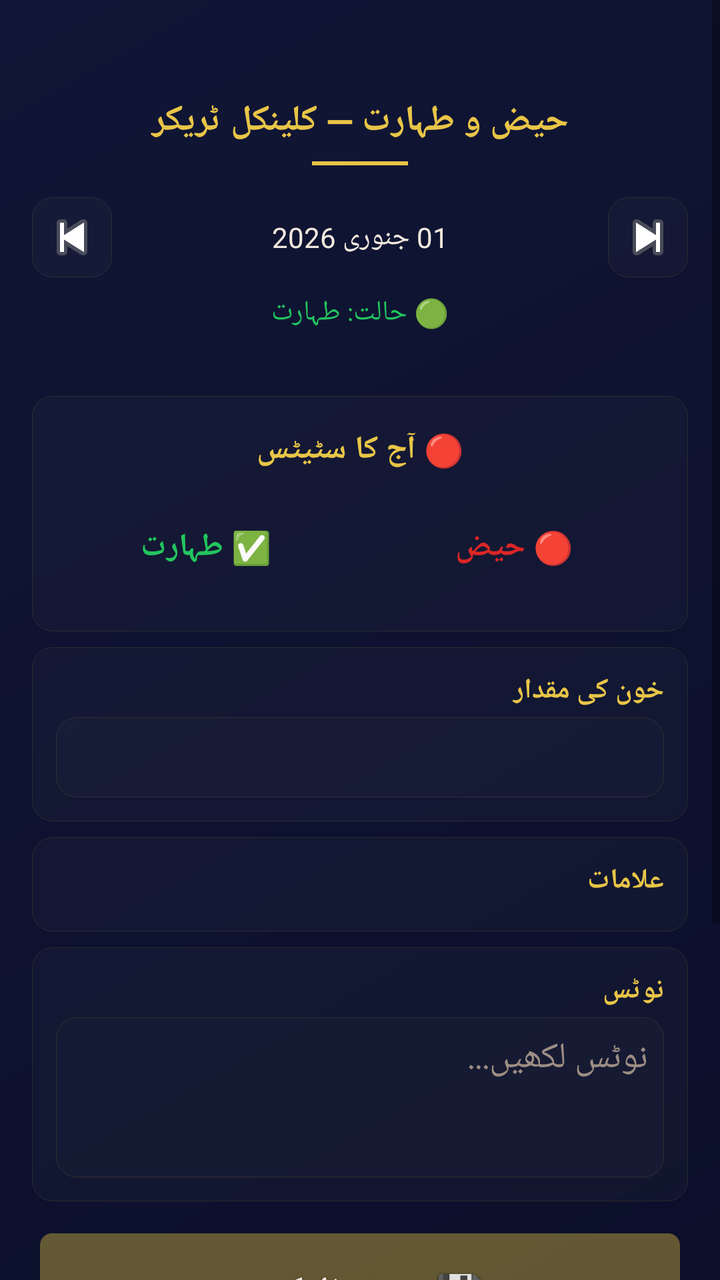
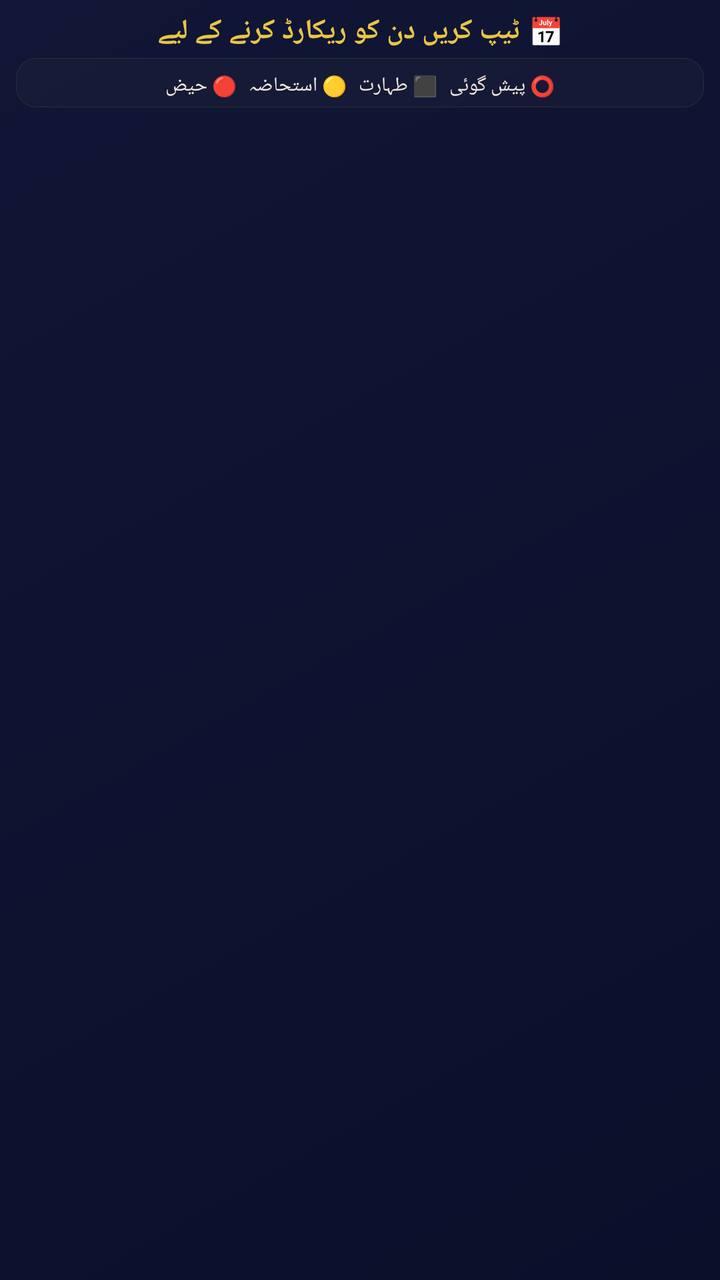

The first picture is an Android layout as it rendered before a commit; the second is the same layout after the commit. The layout source and the unified diff follow.
<!-- AndroidManifest.xml: activity theme Theme.App.EmeraldDusk.Dark -->
<!-- res/layout/activity_haidh_tracker.xml -->
<?xml version="1.0" encoding="utf-8"?>
<ScrollView xmlns:android="http://schemas.android.com/apk/res/android"
    android:id="@+id/haidhScrollRoot"
    android:layout_width="match_parent"
    android:layout_height="match_parent"
    android:background="@drawable/background_gradient"
    android:fillViewport="true">

    <LinearLayout
        android:layout_width="match_parent"
        android:layout_height="wrap_content"
        android:orientation="vertical"
        android:paddingHorizontal="16dp"
        android:paddingBottom="32dp">

        
        <LinearLayout
            android:layout_width="match_parent"
            android:layout_height="wrap_content"
            android:orientation="vertical"
            android:paddingTop="48dp"
            android:paddingBottom="4dp">

            <TextView
                android:layout_width="match_parent"
                android:layout_height="wrap_content"
                android:text="حیض و طہارت — کلینکل ٹریکر"
                android:textSize="18sp"
                android:textColor="@color/primaryGold"
                android:textStyle="bold"
                android:gravity="center"
                android:fontFamily="sans-serif" />

            <View
                android:layout_width="48dp"
                android:layout_height="2dp"
                android:layout_marginTop="8dp"
                android:layout_gravity="center"
                android:background="@color/primaryGold" />
        </LinearLayout>

        
        <LinearLayout
            android:layout_width="match_parent"
            android:layout_height="wrap_content"
            android:orientation="horizontal"
            android:gravity="center"
            android:layout_marginTop="12dp">

            <ImageButton
                android:id="@+id/haidhPrevDay"
                android:layout_width="40dp"
                android:layout_height="40dp"
                android:background="@drawable/rounded_bg"
                android:src="@android:drawable/ic_media_previous"
                android:contentDescription="پچھلا دن" />

            <TextView
                android:id="@+id/haidhDateNav"
                android:layout_width="0dp"
                android:layout_height="wrap_content"
                android:layout_weight="1"
                android:text="01 جنوری 2026"
                android:textSize="14sp"
                android:textColor="@color/lightNeutral"
                android:gravity="center"
                android:fontFamily="sans-serif" />

            <ImageButton
                android:id="@+id/haidhNextDay"
                android:layout_width="40dp"
                android:layout_height="40dp"
                android:background="@drawable/rounded_bg"
                android:src="@android:drawable/ic_media_next"
                android:contentDescription="اگلا دن" />
        </LinearLayout>

        
        <TextView
            android:id="@+id/haidhStatusDisplay"
            android:layout_width="match_parent"
            android:layout_height="wrap_content"
            android:layout_marginTop="8dp"
            android:text="🟢 حالت: طہارت"
            android:textSize="14sp"
            android:textColor="@color/tuhrGreen"
            android:gravity="center"
            android:fontFamily="sans-serif" />

        
        <TextView
            android:id="@+id/haidhQadaDisplay"
            android:layout_width="match_parent"
            android:layout_height="wrap_content"
            android:layout_marginTop="4dp"
            android:text=""
            android:textSize="12sp"
            android:textColor="@color/mutedGold"
            android:gravity="center"
            android:fontFamily="sans-serif" />

        
        <LinearLayout
            android:layout_width="match_parent"
            android:layout_height="wrap_content"
            android:orientation="vertical"
            android:background="@drawable/rounded_bg"
            android:padding="16dp"
            android:layout_marginTop="12dp">

            <TextView
                android:layout_width="match_parent"
                android:layout_height="wrap_content"
                android:text="🔴 آج کا سٹیٹس"
                android:textSize="16sp"
                android:textColor="@color/primaryGold"
                android:textStyle="bold"
                android:gravity="center"
                android:fontFamily="sans-serif" />

            <RadioGroup
                android:layout_width="match_parent"
                android:layout_height="wrap_content"
                android:orientation="horizontal"
                android:layout_marginTop="12dp"
                android:gravity="center">

                <RadioButton
                    android:id="@+id/haidhStatusTuhr"
                    android:layout_width="0dp"
                    android:layout_height="52dp"
                    android:layout_weight="1"
                    android:layout_marginRight="6dp"
                    android:text="✅ طہارت"
                    android:textSize="16sp"
                    android:textColor="@color/tuhrGreen"
                    android:gravity="center"
                    android:button="@null"
                    android:background="@drawable/chip_unselected"
                    android:padding="8dp"
                    android:textStyle="bold"
                    android:fontFamily="sans-serif" />

                <RadioButton
                    android:id="@+id/haidhStatusHaidh"
                    android:layout_width="0dp"
                    android:layout_height="52dp"
                    android:layout_weight="1"
                    android:layout_marginLeft="6dp"
                    android:text="🔴 حیض"
                    android:textSize="16sp"
                    android:textColor="@color/haidhRed"
                    android:gravity="center"
                    android:button="@null"
                    android:background="@drawable/chip_unselected"
                    android:padding="8dp"
                    android:textStyle="bold"
                    android:fontFamily="sans-serif" />

            </RadioGroup>
        </LinearLayout>

        
        <LinearLayout
            android:layout_width="match_parent"
            android:layout_height="wrap_content"
            android:orientation="vertical"
            android:background="@drawable/rounded_bg"
            android:padding="12dp"
            android:layout_marginTop="8dp">

            <TextView
                android:layout_width="match_parent"
                android:layout_height="wrap_content"
                android:text="خون کی مقدار"
                android:textSize="14sp"
                android:textColor="@color/primaryGold"
                android:textStyle="bold"
                android:fontFamily="sans-serif" />

            <Spinner
                android:id="@+id/haidhFlowSpinner"
                android:layout_width="match_parent"
                android:layout_height="40dp"
                android:layout_marginTop="4dp"
                android:background="@drawable/rounded_bg" />
        </LinearLayout>

        
        <LinearLayout
            android:layout_width="match_parent"
            android:layout_height="wrap_content"
            android:orientation="vertical"
            android:background="@drawable/rounded_bg"
            android:padding="12dp"
            android:layout_marginTop="8dp">

            <TextView
                android:layout_width="match_parent"
                android:layout_height="wrap_content"
                android:text="علامات"
                android:textSize="14sp"
                android:textColor="@color/primaryGold"
                android:textStyle="bold"
                android:fontFamily="sans-serif" />

            <LinearLayout
                android:id="@+id/haidhSymptoms"
                android:layout_width="match_parent"
                android:layout_height="wrap_content"
                android:orientation="vertical"
                android:layout_marginTop="4dp" />
        </LinearLayout>

        
        <LinearLayout
            android:layout_width="match_parent"
            android:layout_height="wrap_content"
            android:orientation="vertical"
            android:background="@drawable/rounded_bg"
            android:padding="12dp"
            android:layout_marginTop="8dp">

            <TextView
                android:layout_width="match_parent"
                android:layout_height="wrap_content"
                android:text="نوٹس"
                android:textSize="14sp"
                android:textColor="@color/primaryGold"
                android:textStyle="bold"
                android:fontFamily="sans-serif" />

            <EditText
                android:id="@+id/haidhNotes"
                android:layout_width="match_parent"
                android:layout_height="80dp"
                android:layout_marginTop="4dp"
                android:background="@drawable/rounded_bg"
                android:padding="8dp"
                android:textColor="@color/lightNeutral"
                android:textColorHint="@color/scoreNeutral"
                android:hint="نوٹس لکھیں..."
                android:fontFamily="sans-serif"
                android:gravity="top" />
        </LinearLayout>

        
        <Button
            android:id="@+id/haidhSaveBtn"
            android:layout_width="match_parent"
            android:layout_height="60dp"
            android:layout_marginTop="16dp"
            android:layout_marginHorizontal="4dp"
            android:text="💾 محفوظ کریں"
            android:textSize="19sp"
            android:textStyle="bold"
            android:textColor="@color/lightNeutral"
            android:background="@drawable/chip_selected"
            android:elevation="6dp"
            android:shadowColor="#000000"
            android:shadowDx="0"
            android:shadowDy="2"
            android:shadowRadius="4"
            android:fontFamily="sans-serif" />

        
        <LinearLayout
            android:layout_width="match_parent"
            android:layout_height="wrap_content"
            android:orientation="vertical"
            android:background="@drawable/rounded_bg"
            android:padding="12dp"
            android:layout_marginTop="12dp">

            <TextView
                android:layout_width="match_parent"
                android:layout_height="wrap_content"
                android:text="فقہی احکام"
                android:textSize="14sp"
                android:textColor="@color/primaryGold"
                android:textStyle="bold"
                android:fontFamily="sans-serif" />

            <TextView
                android:id="@+id/haidhFiqhDisplay"
                android:layout_width="match_parent"
                android:layout_height="wrap_content"
                android:layout_marginTop="4dp"
                android:text=""
                android:textSize="12sp"
                android:textColor="@color/lightNeutral"
                android:lineSpacingExtra="3dp"
                android:fontFamily="sans-serif" />
        </LinearLayout>


        
        <LinearLayout
            android:layout_width="match_parent"
            android:layout_height="wrap_content"
            android:orientation="vertical"
            android:background="@drawable/rounded_bg"
            android:padding="12dp"
            android:layout_marginTop="12dp">

            <TextView
                android:layout_width="match_parent"
                android:layout_height="wrap_content"
                android:text="سائیکل کیلنڈر"
                android:textSize="14sp"
                android:textColor="@color/primaryGold"
                android:textStyle="bold"
                android:fontFamily="sans-serif" />

            <LinearLayout
                android:layout_width="match_parent"
                android:layout_height="wrap_content"
                android:orientation="horizontal"
                android:gravity="center"
                android:layout_marginTop="4dp">

                <ImageButton
                    android:id="@+id/haidhPrevMonth"
                    android:layout_width="36dp"
                    android:layout_height="36dp"
                    android:background="@drawable/rounded_bg"
                    android:src="@android:drawable/ic_media_previous"
                    android:contentDescription="پچھلا مہینہ"
                    android:scaleType="centerInside" />

                <TextView
                    android:id="@+id/haidhMonthLabel"
                    android:layout_width="0dp"
                    android:layout_height="wrap_content"
                    android:layout_weight="1"
                    android:text=""
                    android:textSize="13sp"
                    android:textColor="@color/lightNeutral"
                    android:gravity="center"
                    android:fontFamily="sans-serif" />

                <ImageButton
                    android:id="@+id/haidhNextMonth"
                    android:layout_width="36dp"
                    android:layout_height="36dp"
                    android:background="@drawable/rounded_bg"
                    android:src="@android:drawable/ic_media_next"
                    android:contentDescription="اگلا مہینہ"
                    android:scaleType="centerInside" />
            </LinearLayout>

            <GridLayout
                android:id="@+id/haidhCalendarGrid"
                android:layout_width="match_parent"
                android:layout_height="wrap_content"
                android:layout_marginTop="8dp" />
        </LinearLayout>

    </LinearLayout>
</ScrollView>
<!-- resources referenced by this layout -->
<resources>
  <color name="haidhRed">#DC2626</color>
  <color name="lightNeutral">#F2E9DD</color>
  <color name="mutedGold">#D4AF37</color>
  <color name="primaryGold">#E8C547</color>
  <color name="scoreNeutral">#9E8E84</color>
  <color name="tuhrGreen">#22C55E</color>
  <!-- drawable background_gradient (drawable) -->
  <?xml version="1.0" encoding="utf-8"?>
  <shape xmlns:android="http://schemas.android.com/apk/res/android">
      <gradient
          android:startColor="#0B0F2A"
          android:endColor="#111636"
          android:angle="135" />
  </shape>
  <!-- drawable chip_selected (drawable) -->
  <?xml version="1.0" encoding="utf-8"?>
  <shape xmlns:android="http://schemas.android.com/apk/res/android" android:shape="rectangle">
      <solid android:color="#66D4AF37" />
      <corners android:radius="6dp" />
  </shape>
  <!-- drawable chip_unselected (drawable) -->
  <?xml version="1.0" encoding="utf-8"?>
  <shape xmlns:android="http://schemas.android.com/apk/res/android" android:shape="rectangle">
      <solid android:color="#00000000" />
      <corners android:radius="6dp" />
  </shape>
  <!-- drawable rounded_bg (drawable) -->
  <?xml version="1.0" encoding="utf-8"?>
  <ripple xmlns:android="http://schemas.android.com/apk/res/android"
      android:color="#33D4AF37">
      <item>
          <shape android:shape="rectangle">
              <solid android:color="#332A2E42" />
              <stroke android:width="1px" android:color="#26D4AF37" />
              <corners android:radius="10dp" />
          </shape>
      </item>
  </ripple>
  <style name="Theme.App.EmeraldDusk.Dark" parent="Theme.MaterialComponents.DayNight.NoActionBar">
          <item name="colorPrimary">@color/primary_gold</item>
          <item name="colorOnPrimary">@color/background_base</item>
          <item name="colorPrimaryVariant">@color/muted_gold</item>
          <item name="colorSecondary">@color/accent_prayer_times</item>
          <item name="colorOnSecondary">@color/background_base</item>
          <item name="colorSecondaryVariant">@color/muted_gold</item>
  
          <item name="android:colorBackground">@color/background_base</item>
          <item name="colorSurface">@color/surface_card</item>
          <item name="colorOnBackground">@color/on_background_primary_text</item>
          <item name="colorOnSurface">@color/on_background_primary_text</item>
  
          <item name="colorError">@color/error_soft_red</item>
  
          <item name="android:statusBarColor">@color/background_base</item>
          <item name="android:navigationBarColor">@color/background_base</item>
          <item name="android:windowLightStatusBar" tools:targetApi="23">false</item>
          <item name="android:windowLightNavigationBar" tools:targetApi="27">false</item>
  
          
          <item name="android:activityOpenEnterAnimation">@anim/slide_in_right</item>
          <item name="android:activityOpenExitAnimation">@anim/fade_out</item>
          <item name="android:activityCloseEnterAnimation">@anim/fade_in</item>
          <item name="android:activityCloseExitAnimation">@anim/slide_out_left</item>
  
          
          <item name="android:colorEdgeEffect" tools:targetApi="31">@color/primary_gold</item>
          <item name="android:overScrollMode">ifContentScrolls</item>
      </style>
  <color name="primary_gold">#E8C547</color>
  <color name="background_base">#0B0F2A</color>
  <color name="muted_gold">#D4AF37</color>
  <color name="accent_prayer_times">#4FA8A0</color>
  <color name="surface_card">#12183A</color>
  <color name="on_background_primary_text">#FFFFFF</color>
  <color name="error_soft_red">#E0645A</color>
</resources>

<!-- the commit's change to res/layout/activity_haidh_tracker.xml (unified diff, before → after) -->
@@ -1,359 +1,85 @@
 <?xml version="1.0" encoding="utf-8"?>
 <ScrollView xmlns:android="http://schemas.android.com/apk/res/android"
-    android:id="@+id/haidhScrollRoot"
+    android:id="@+id/haidhFormScroll"
     android:layout_width="match_parent"
     android:layout_height="match_parent"
-    android:background="@drawable/background_gradient"
-    android:fillViewport="true">
+    android:background="@drawable/background_gradient">
 
     <LinearLayout
         android:layout_width="match_parent"
         android:layout_height="wrap_content"
         android:orientation="vertical"
-        android:paddingHorizontal="16dp"
-        android:paddingBottom="32dp">
+        android:paddingHorizontal="8dp"
+        android:paddingTop="6dp"
+        android:paddingBottom="8dp">
 
-        
-        <LinearLayout
+        <TextView
             android:layout_width="match_parent"
             android:layout_height="wrap_content"
-            android:orientation="vertical"
-            android:paddingTop="48dp"
-            android:paddingBottom="4dp">
-
-            <TextView
-                android:layout_width="match_parent"
-                android:layout_height="wrap_content"
-                android:text="حیض و طہارت — کلینکل ٹریکر"
-                android:textSize="18sp"
-                android:textColor="@color/primaryGold"
-                android:textStyle="bold"
-                android:gravity="center"
-                android:fontFamily="sans-serif" />
-
-            <View
-                android:layout_width="48dp"
-                android:layout_height="2dp"
-                android:layout_marginTop="8dp"
-                android:layout_gravity="center"
-                android:background="@color/primaryGold" />
-        </LinearLayout>
-
-        
-        <LinearLayout
-            android:layout_width="match_parent"
-            android:layout_height="wrap_content"
-            android:orientation="horizontal"
-            android:gravity="center"
-            android:layout_marginTop="12dp">
-
-            <ImageButton
-                android:id="@+id/haidhPrevDay"
-                android:layout_width="40dp"
-                android:layout_height="40dp"
-                android:background="@drawable/rounded_bg"
-                android:src="@android:drawable/ic_media_previous"
-                android:contentDescription="پچھلا دن" />
-
-            <TextView
-                android:id="@+id/haidhDateNav"
-                android:layout_width="0dp"
-                android:layout_height="wrap_content"
-                android:layout_weight="1"
-                android:text="01 جنوری 2026"
-                android:textSize="14sp"
-                android:textColor="@color/lightNeutral"
-                android:gravity="center"
-                android:fontFamily="sans-serif" />
-
-            <ImageButton
-                android:id="@+id/haidhNextDay"
-                android:layout_width="40dp"
-                android:layout_height="40dp"
-                android:background="@drawable/rounded_bg"
-                android:src="@android:drawable/ic_media_next"
-                android:contentDescription="اگلا دن" />
-        </LinearLayout>
-
-        
-        <TextView
-            android:id="@+id/haidhStatusDisplay"
-            android:layout_width="match_parent"
-            android:layout_height="wrap_content"
-            android:layout_marginTop="8dp"
-            android:text="🟢 حالت: طہارت"
+            android:text="📅 ٹیپ کریں دن کو ریکارڈ کرنے کے لیے"
             android:textSize="14sp"
-            android:textColor="@color/tuhrGreen"
+            android:textColor="@color/primaryGold"
+            android:textStyle="bold"
             android:gravity="center"
             android:fontFamily="sans-serif" />
 
-        
-        <TextView
-            android:id="@+id/haidhQadaDisplay"
-            android:layout_width="match_parent"
-            android:layout_height="wrap_content"
-            android:layout_marginTop="4dp"
-            android:text=""
-            android:textSize="12sp"
-            android:textColor="@color/mutedGold"
-            android:gravity="center"
-            android:fontFamily="sans-serif" />
-
-        
         <LinearLayout
+            android:id="@+id/continuousCalendarContainer"
             android:layout_width="match_parent"
             android:layout_height="wrap_content"
             android:orientation="vertical"
             android:background="@drawable/rounded_bg"
-            android:padding="16dp"
-            android:layout_marginTop="12dp">
+            android:padding="4dp"
+            android:layout_marginTop="4dp">
 
-            <TextView
+            <LinearLayout
+                android:id="@+id/continuousCalendarGrid"
                 android:layout_width="match_parent"
                 android:layout_height="wrap_content"
-                android:text="🔴 آج کا سٹیٹس"
-                android:textSize="16sp"
-                android:textColor="@color/primaryGold"
-                android:textStyle="bold"
-                android:gravity="center"
-                android:fontFamily="sans-serif" />
-
-            <RadioGroup
-                android:layout_width="match_parent"
-                android:layout_height="wrap_content"
-                android:orientation="horizontal"
-                android:layout_marginTop="12dp"
-                android:gravity="center">
-
-                <RadioButton
-                    android:id="@+id/haidhStatusTuhr"
-                    android:layout_width="0dp"
-                    android:layout_height="52dp"
-                    android:layout_weight="1"
-                    android:layout_marginRight="6dp"
-                    android:text="✅ طہارت"
-                    android:textSize="16sp"
-                    android:textColor="@color/tuhrGreen"
-                    android:gravity="center"
-                    android:button="@null"
-                    android:background="@drawable/chip_unselected"
-                    android:padding="8dp"
-                    android:textStyle="bold"
-                    android:fontFamily="sans-serif" />
-
-                <RadioButton
-                    android:id="@+id/haidhStatusHaidh"
-                    android:layout_width="0dp"
-                    android:layout_height="52dp"
-                    android:layout_weight="1"
-                    android:layout_marginLeft="6dp"
-                    android:text="🔴 حیض"
-                    android:textSize="16sp"
-                    android:textColor="@color/haidhRed"
-                    android:gravity="center"
-                    android:button="@null"
-                    android:background="@drawable/chip_unselected"
-                    android:padding="8dp"
-                    android:textStyle="bold"
-                    android:fontFamily="sans-serif" />
-
-            </RadioGroup>
-        </LinearLayout>
-
-        
-        <LinearLayout
-            android:layout_width="match_parent"
-            android:layout_height="wrap_content"
-            android:orientation="vertical"
-            android:background="@drawable/rounded_bg"
-            android:padding="12dp"
-            android:layout_marginTop="8dp">
-
-            <TextView
-                android:layout_width="match_parent"
-                android:layout_height="wrap_content"
-                android:text="خون کی مقدار"
-                android:textSize="14sp"
-                android:textColor="@color/primaryGold"
-                android:textStyle="bold"
-                android:fontFamily="sans-serif" />
-
-            <Spinner
-                android:id="@+id/haidhFlowSpinner"
-                android:layout_width="match_parent"
-                android:layout_height="40dp"
-                android:layout_marginTop="4dp"
-                android:background="@drawable/rounded_bg" />
-        </LinearLayout>
-
-        
-        <LinearLayout
-            android:layout_width="match_parent"
-            android:layout_height="wrap_content"
-            android:orientation="vertical"
-            android:background="@drawable/rounded_bg"
-            android:padding="12dp"
-            android:layout_marginTop="8dp">
-
-            <TextView
-                android:layout_width="match_parent"
-                android:layout_height="wrap_content"
-                android:text="علامات"
-                android:textSize="14sp"
-                android:textColor="@color/primaryGold"
-                android:textStyle="bold"
-                android:fontFamily="sans-serif" />
-
-            <LinearLayout
-                android:id="@+id/haidhSymptoms"
-                android:layout_width="match_parent"
-                android:layout_height="wrap_content"
-                android:orientation="vertical"
-                android:layout_marginTop="4dp" />
-        </LinearLayout>
-
-        
-        <LinearLayout
-            android:layout_width="match_parent"
-            android:layout_height="wrap_content"
-            android:orientation="vertical"
-            android:background="@drawable/rounded_bg"
-            android:padding="12dp"
-            android:layout_marginTop="8dp">
-
-            <TextView
-                android:layout_width="match_parent"
-                android:layout_height="wrap_content"
-                android:text="نوٹس"
-                android:textSize="14sp"
-                android:textColor="@color/primaryGold"
-                android:textStyle="bold"
-                android:fontFamily="sans-serif" />
-
-            <EditText
-                android:id="@+id/haidhNotes"
-                android:layout_width="match_parent"
-                android:layout_height="80dp"
-                android:layout_marginTop="4dp"
-                android:background="@drawable/rounded_bg"
-                android:padding="8dp"
-                android:textColor="@color/lightNeutral"
-                android:textColorHint="@color/scoreNeutral"
-                android:hint="نوٹس لکھیں..."
-                android:fontFamily="sans-serif"
-                android:gravity="top" />
-        </LinearLayout>
-
-        
-        <Button
-            android:id="@+id/haidhSaveBtn"
-            android:layout_width="match_parent"
-            android:layout_height="60dp"
-            android:layout_marginTop="16dp"
-            android:layout_marginHorizontal="4dp"
-            android:text="💾 محفوظ کریں"
-            android:textSize="19sp"
-            android:textStyle="bold"
-            android:textColor="@color/lightNeutral"
-            android:background="@drawable/chip_selected"
-            android:elevation="6dp"
-            android:shadowColor="#000000"
-            android:shadowDx="0"
-            android:shadowDy="2"
-            android:shadowRadius="4"
-            android:fontFamily="sans-serif" />
-
-        
-        <LinearLayout
-            android:layout_width="match_parent"
-            android:layout_height="wrap_content"
-            android:orientation="vertical"
-            android:background="@drawable/rounded_bg"
-            android:padding="12dp"
-            android:layout_marginTop="12dp">
-
-            <TextView
-                android:layout_width="match_parent"
-                android:layout_height="wrap_content"
-                android:text="فقہی احکام"
-                android:textSize="14sp"
-                android:textColor="@color/primaryGold"
-                android:textStyle="bold"
-                android:fontFamily="sans-serif" />
-
-            <TextView
-                android:id="@+id/haidhFiqhDisplay"
-                android:layout_width="match_parent"
-                android:layout_height="wrap_content"
-                android:layout_marginTop="4dp"
-                android:text=""
-                android:textSize="12sp"
-                android:textColor="@color/lightNeutral"
-                android:lineSpacingExtra="3dp"
-                android:fontFamily="sans-serif" />
-        </LinearLayout>
-
-
-        
-        <LinearLayout
-            android:layout_width="match_parent"
-            android:layout_height="wrap_content"
-            android:orientation="vertical"
-            android:background="@drawable/rounded_bg"
-            android:padding="12dp"
-            android:layout_marginTop="12dp">
-
-            <TextView
-                android:layout_width="match_parent"
-                android:layout_height="wrap_content"
-                android:text="سائیکل کیلنڈر"
-                android:textSize="14sp"
-                android:textColor="@color/primaryGold"
-                android:textStyle="bold"
-                android:fontFamily="sans-serif" />
+                android:orientation="vertical" />
 
             <LinearLayout
                 android:layout_width="match_parent"
                 android:layout_height="wrap_content"
                 android:orientation="horizontal"
                 android:gravity="center"
-                android:layout_marginTop="4dp">
-
-                <ImageButton
-                    android:id="@+id/haidhPrevMonth"
-                    android:layout_width="36dp"
-                    android:layout_height="36dp"
-                    android:background="@drawable/rounded_bg"
-                    android:src="@android:drawable/ic_media_previous"
-                    android:contentDescription="پچھلا مہینہ"
-                    android:scaleType="centerInside" />
+                android:layout_marginTop="3dp">
 
                 <TextView
-                    android:id="@+id/haidhMonthLabel"
-                    android:layout_width="0dp"
+                    android:layout_width="wrap_content"
                     android:layout_height="wrap_content"
-                    android:layout_weight="1"
-                    android:text=""
-                    android:textSize="13sp"
+                    android:text="🔴 حیض"
+                    android:textSize="10sp"
                     android:textColor="@color/lightNeutral"
-                    android:gravity="center"
+                    android:fontFamily="sans-serif"
+                    android:layout_marginEnd="6dp" />
+
+                <TextView
+                    android:layout_width="wrap_content"
+                    android:layout_height="wrap_content"
+                    android:text="🟡 استحاضہ"
+                    android:textSize="10sp"
+                    android:textColor="@color/lightNeutral"
+                    android:fontFamily="sans-serif"
+                    android:layout_marginEnd="6dp" />
+
+                <TextView
+                    android:layout_width="wrap_content"
+                    android:layout_height="wrap_content"
+                    android:text="⬛ طہارت"
+                    android:textSize="10sp"
+                    android:textColor="@color/lightNeutral"
+                    android:fontFamily="sans-serif"
+                    android:layout_marginEnd="6dp" />
+
+                <TextView
+                    android:layout_width="wrap_content"
+                    android:layout_height="wrap_content"
+                    android:text="⭕ پیش گوئی"
+                    android:textSize="10sp"
+                    android:textColor="@color/lightNeutral"
                     android:fontFamily="sans-serif" />
-
-                <ImageButton
-                    android:id="@+id/haidhNextMonth"
-                    android:layout_width="36dp"
-                    android:layout_height="36dp"
-                    android:background="@drawable/rounded_bg"
-                    android:src="@android:drawable/ic_media_next"
-                    android:contentDescription="اگلا مہینہ"
-                    android:scaleType="centerInside" />
             </LinearLayout>
-
-            <GridLayout
-                android:id="@+id/haidhCalendarGrid"
-                android:layout_width="match_parent"
-                android:layout_height="wrap_content"
-                android:layout_marginTop="8dp" />
         </LinearLayout>
 
     </LinearLayout>
<!-- resource entries referenced after the edit -->
@@ -1,11 +1,7 @@
 <!-- resources referenced by this layout -->
 <resources>
-  <color name="haidhRed">#DC2626</color>
   <color name="lightNeutral">#F2E9DD</color>
-  <color name="mutedGold">#D4AF37</color>
   <color name="primaryGold">#E8C547</color>
-  <color name="scoreNeutral">#9E8E84</color>
-  <color name="tuhrGreen">#22C55E</color>
   <!-- drawable background_gradient (drawable) -->
   <?xml version="1.0" encoding="utf-8"?>
   <shape xmlns:android="http://schemas.android.com/apk/res/android">
@@ -13,18 +9,6 @@
           android:startColor="#0B0F2A"
           android:endColor="#111636"
           android:angle="135" />
-  </shape>
-  <!-- drawable chip_selected (drawable) -->
-  <?xml version="1.0" encoding="utf-8"?>
-  <shape xmlns:android="http://schemas.android.com/apk/res/android" android:shape="rectangle">
-      <solid android:color="#66D4AF37" />
-      <corners android:radius="6dp" />
-  </shape>
-  <!-- drawable chip_unselected (drawable) -->
-  <?xml version="1.0" encoding="utf-8"?>
-  <shape xmlns:android="http://schemas.android.com/apk/res/android" android:shape="rectangle">
-      <solid android:color="#00000000" />
-      <corners android:radius="6dp" />
   </shape>
   <!-- drawable rounded_bg (drawable) -->
   <?xml version="1.0" encoding="utf-8"?>
